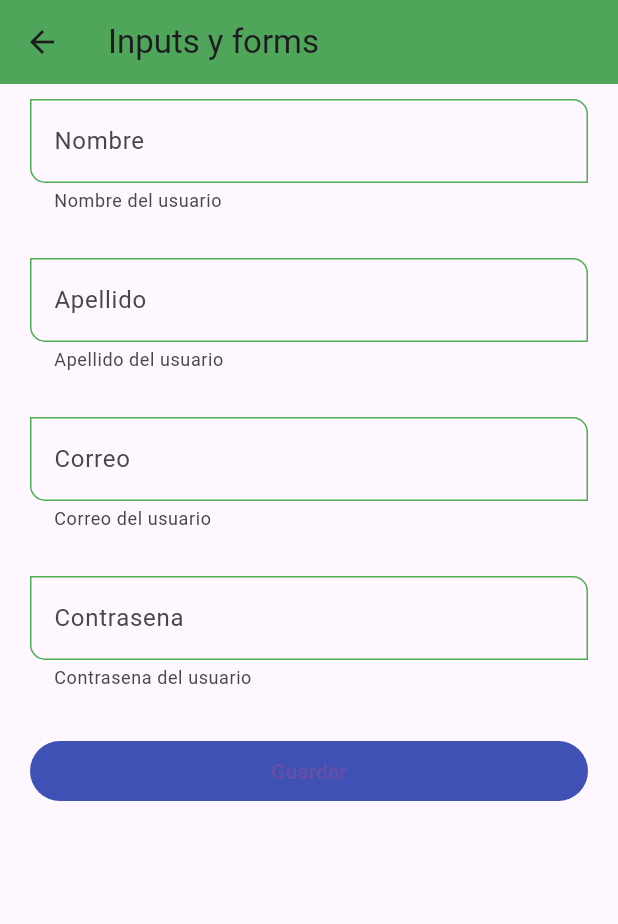
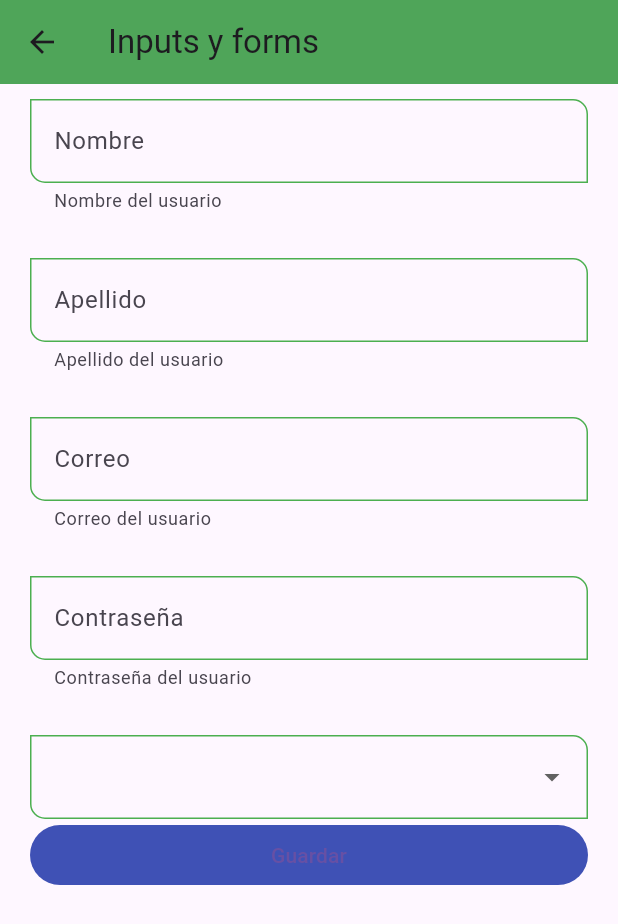
Before and after one commit to luisbenjaminhortalopez/FlutterComponentsApp, a Flutter app: the InputScreen screen opened by its route, after a tap on "Guardar", on a phone screen of 412 x 824 dp. Shown: the top 924 px of the screen. Run offline on Flutter 3.47's test engine with Material 3 defaults, Android fonts, the phone set to English and light mode, and no system bars.

Commit message:
Se terminó la pantalla de inputs Screen y se hicieron cambios en input custom Field, ahora se pueden ver los datos de un map en la consola

```diff
--- a/lib/screens/inputs_screen.dart
+++ b/lib/screens/inputs_screen.dart
@@ -6,40 +6,89 @@ class InputScreen extends StatelessWidget {
 
   @override
   Widget build(BuildContext context) {
+    final myFormKey = GlobalKey<FormState>();
 
-final Map<String, String> formValues = {
-  'first_name': 'Benjamin',
-  'last_name' : 'Benjamin',
-  'email'     : 'lbhortaoopez@gmail.com',
-  'password'  : '123456',
-  'role'      : 'Admin'
-};
+    final Map<String, String> formValues = {
+      'first_name': 'Benjamin',
+      'last_name': 'Horta',
+      'email': 'lbhortaoopez@gmail.com',
+      'password': '123456',
+      'role': 'Admin'
+    };
 
     return Scaffold(
         appBar: AppBar(
           title: const Text('Inputs y forms'),
         ),
-        body:  SingleChildScrollView(
+        body: SingleChildScrollView(
             child: Padding(
           padding: const EdgeInsets.symmetric(horizontal: 20, vertical: 10),
           child: Form(
-
+            //formValue key permite validar los valores de los textFormFlields (custom_input_field.dart)
+            key: myFormKey,
             child: Column(
               children: [
-                const CustomInputField(labelText: 'Nombre', helperText: 'Nombre del usuario', hintText: '',),
+                CustomInputField(
+                    labelText: 'Nombre',
+                    helperText: 'Nombre del usuario',
+                    hintText: '',
+                    formProperty: 'first_name',
+                    formValues: formValues),
                 const SizedBox(height: 30),
-                 const    CustomInputField(labelText: 'Apellido', helperText: 'Apellido del usuario', hintText: '',),
+                CustomInputField(
+                    labelText: 'Apellido',
+                    helperText: 'Apellido del usuario',
+                    hintText: '',
+                    formProperty: 'last_name',
+                    formValues: formValues),
                 const SizedBox(height: 30),
-                 const  CustomInputField(labelText: 'Correo', helperText: 'Correo del usuario', hintText: '', keyboardType: TextInputType.emailAddress,),
+                CustomInputField(
+                    labelText: 'Correo',
+                    helperText: 'Correo del usuario',
+                    hintText: '',
+                    keyboardType: TextInputType.emailAddress,
+                    formProperty: 'email',
+                    formValues: formValues),
                 const SizedBox(height: 30),
-                  const CustomInputField(labelText: 'Contrasena', helperText: 'Contrasena del usuario', hintText: '', obscureText: true,),
+                CustomInputField(
+                    labelText: 'Contraseña',
+                    helperText: 'Contraseña del usuario',
+                    hintText: '',
+                    obscureText: true,
+                    formProperty: 'password',
+                    formValues: formValues),
                 const SizedBox(height: 30),
+
+DropdownButtonFormField<String>(
+  items: const [
+    DropdownMenuItem(
+      value: 'Admin', child: Text('Admin')),
+       DropdownMenuItem(
+      value: 'Superuser', child: Text('Superuser')),
+        DropdownMenuItem(
+      value: 'Developer', child: Text('Developer')),
+        DropdownMenuItem(
+      value: 'Jr. Developer', child: Text('Jr.Developer')),
+
+  ],
+  onChanged:(value) {
+formValues['role'] = value ?? 'Admin';
+  }),
+
+
                 ElevatedButton(
-                  child: const SizedBox(
-                    width: double.infinity,
-                    child: Center(child:  Text('Guardar'))
-                    ),
-                    onPressed: (){})
+                    child: const SizedBox(
+                        width: double.infinity,
+                        child: Center(child: Text('Guardar'))),
+                    onPressed: () {
+                      //la siguiente linea minimisa el teclado al precionar el boton
+                      FocusScope.of(context).requestFocus(FocusNode());
+                      if (!myFormKey.currentState!.validate()) {
+                        print('Formulario no valido');
+                        return;
+                      }
+                      print(formValues);
+                    })
               ],
             ),
           ),
--- a/lib/widgets/custom_input_field.dart
+++ b/lib/widgets/custom_input_field.dart
@@ -11,8 +11,12 @@ class CustomInputField extends StatelessWidget {
   final TextInputType? keyboardType;
   final bool obscureText;
 
+  final String formProperty;
+  final Map<String, String> formValues;
+
+
   const CustomInputField({
-    super.key,  this.hintText,  this.labelText, this.helperText, this.icon, this.suffixIcon, this.keyboardType, this.obscureText = false,
+    super.key,  this.hintText,  this.labelText, this.helperText, this.icon, this.suffixIcon, this.keyboardType, this.obscureText = false, required this.formProperty, required this.formValues,
   });
 
   @override
@@ -24,7 +28,7 @@ class CustomInputField extends StatelessWidget {
       keyboardType: keyboardType,
     obscureText: obscureText,
       onChanged: ((value) {
-        print("Value: $value");
+      formValues[formProperty] = value;
       }),
       validator: (value) {
         if (value == null) return 'Este campo es requerido';
```
